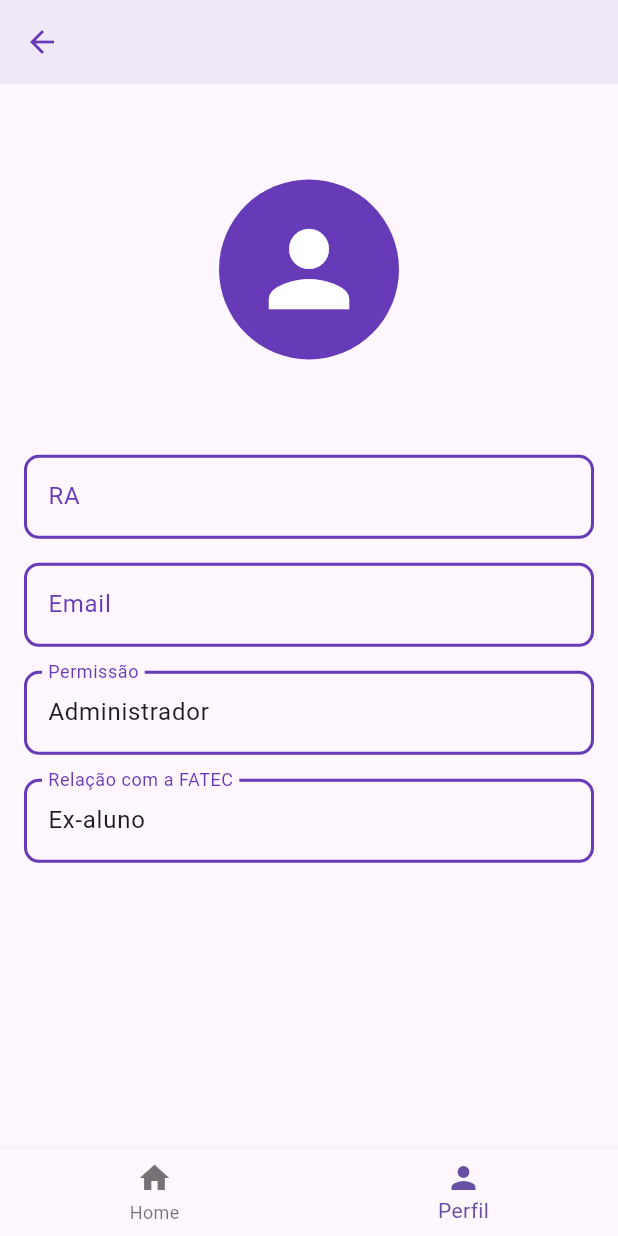
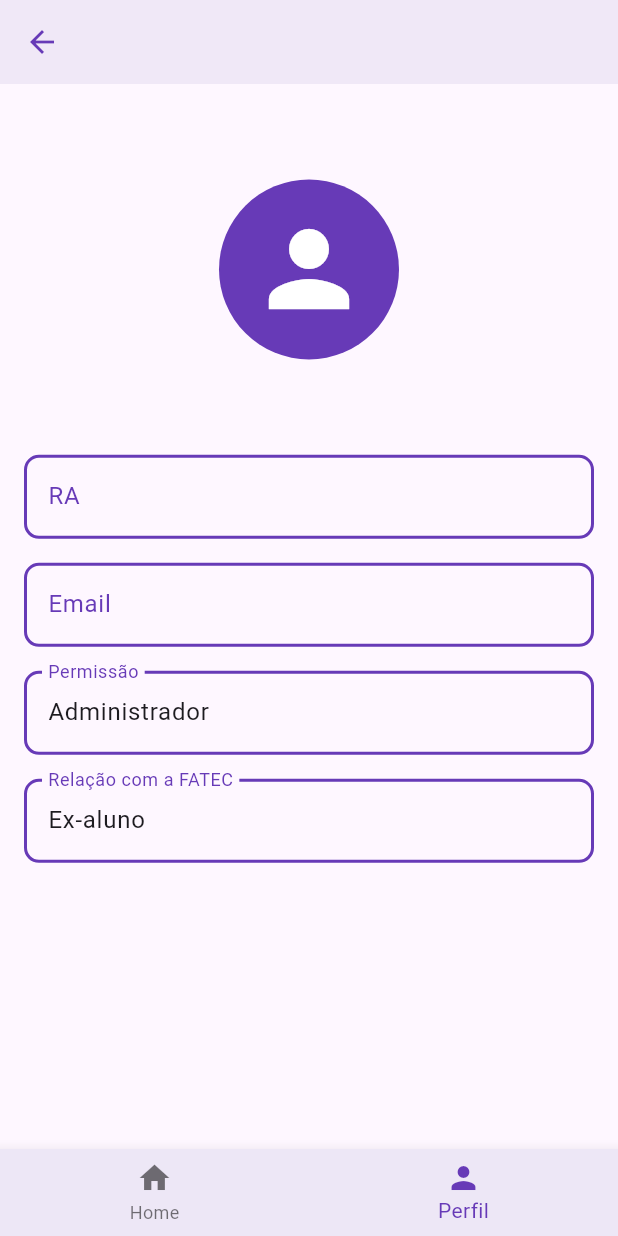
Before and after one commit to Erick-Inacio/flutter_setec_app, a Flutter app: the UserScreen screen opened directly with empty values, on a phone screen of 412 x 824 dp. Run offline on Flutter 3.47's test engine with Material 3 defaults, Android fonts, the phone set to English and light mode, and no system bars; our stand-ins replace firebase_auth, firebase_core, go_router, google_fonts, logger, shared_preferences and 1 more; accounts and stored records are empty.

Commit message:
uppdate: navbar 19.02.25

```diff
--- a/setec_app/lib/widgets/navBar/bottom_nav_bar.dart
+++ b/setec_app/lib/widgets/navBar/bottom_nav_bar.dart
@@ -14,6 +14,8 @@ class BottomNavBar extends StatelessWidget {
   @override
   Widget build(BuildContext context) {
     return BottomNavigationBar(
+      selectedItemColor: Colors.deepPurple,
+      backgroundColor: Colors.deepPurple.shade50,
       currentIndex: currentIndex,
       onTap: (index) {
         final authProvider = context.read<AuthProvider>();
@@ -38,6 +40,7 @@ class BottomNavBar extends StatelessWidget {
         BottomNavigationBarItem(
           icon: Icon(Icons.person),
           label: 'Perfil',
+          backgroundColor: Colors.deepPurple,
         ),
       ],
     );
```
